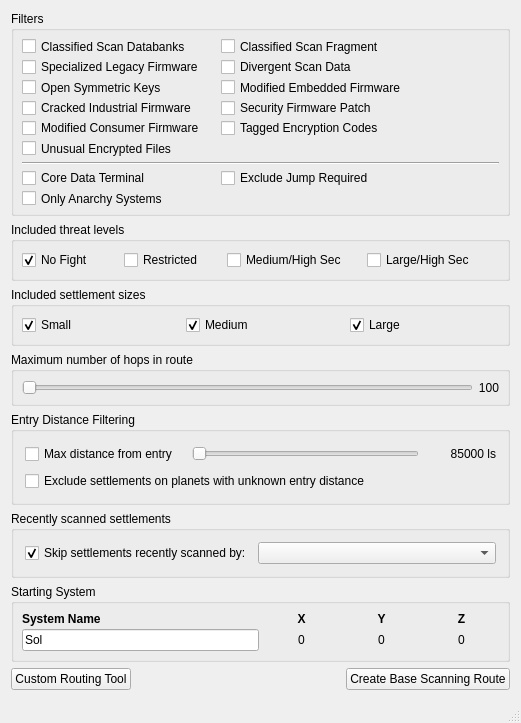
Old version of the form src/MainWindow.ui in the repository neotron/EDPathFinder.
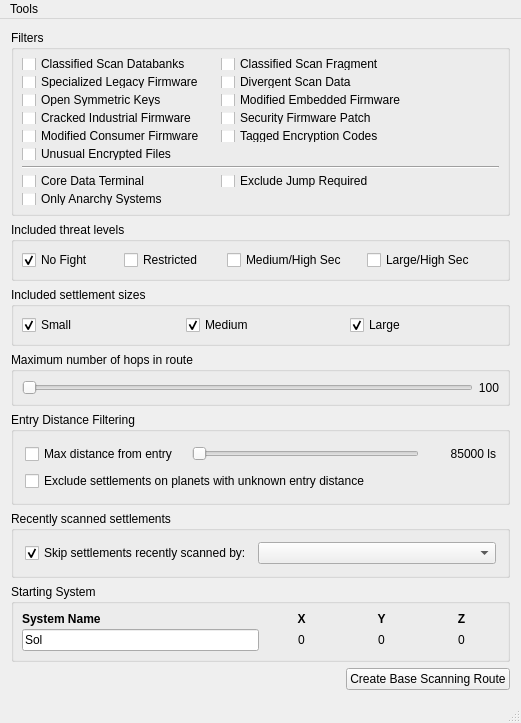
New version of the form. Custom widgets are drawn as their Qt base class.

Commit message: Added routing for valuable systems for exploration.

The edit to the form file:
```diff
--- a/src/MainWindow.ui
+++ b/src/MainWindow.ui
@@ -887,13 +887,6 @@
       <property name="sizeConstraint">
        <enum>QLayout::SetDefaultConstraint</enum>
       </property>
-      <item>
-       <widget class="QPushButton" name="pushButton">
-        <property name="text">
-         <string>Custom Routing Tool</string>
-        </property>
-       </widget>
-      </item>
       <item>
        <spacer name="horizontalSpacer">
         <property name="orientation">
@@ -936,6 +929,14 @@
      <height>22</height>
     </rect>
    </property>
+   <widget class="QMenu" name="menuTools">
+    <property name="title">
+     <string>Tools</string>
+    </property>
+    <addaction name="actionMission_Custom_Routign"/>
+    <addaction name="actionValuable_Exploration_Router"/>
+   </widget>
+   <addaction name="menuTools"/>
   </widget>
   <widget class="QStatusBar" name="statusBar">
    <property name="sizeGripEnabled">
```
Left out of the diff: 39 changed lines with no effect on the pictures. The commit also changes 35 other files.
